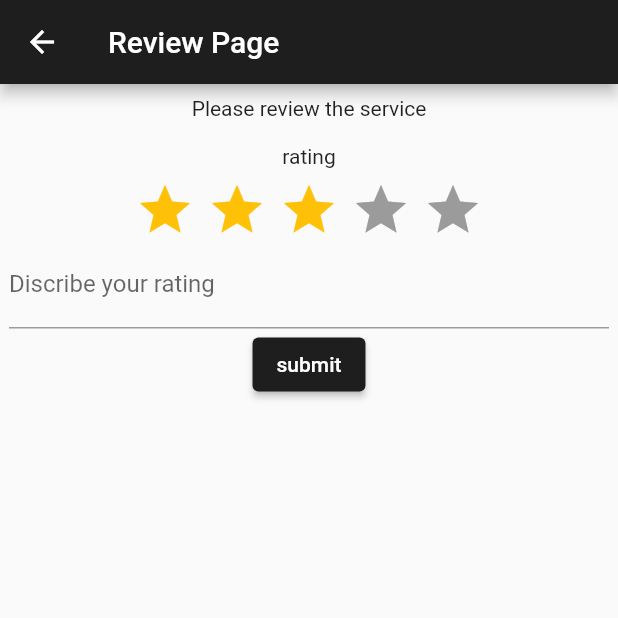
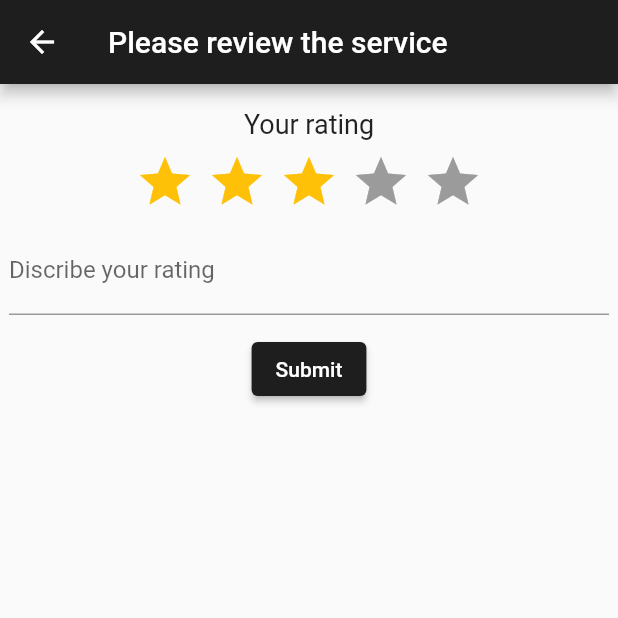
Before and after one commit to MKCHW-Tools/City_Model, a Flutter app: the ReviewPage screen opened directly with empty values, on a phone screen of 412 x 824 dp, the top half of it. Run offline on Flutter 3.47's test engine with Material 2 defaults, Android fonts, the phone set to English and light mode, and no system bars; drawn by our look-alikes of flutter_rating_bar; our stand-ins replace cloud_firestore, firebase_analytics, firebase_auth, firebase_core, firebase_storage; missing offline and left inert: dart:html; accounts and stored records are empty; network calls fail.

Commit message:
update review pages

```diff
--- a/lib/review.dart
+++ b/lib/review.dart
@@ -24,18 +24,20 @@ class _ReviewPageState extends State<ReviewPage>{
 
   Widget build(BuildContext context){
     return Scaffold(
-      appBar: AppBar(title: Text('Review Page')),
+      appBar: AppBar(title: Text('Please review the service')),
       body:
       Center(child:Container(width: 400,child: Column(
         children: [
-        Container(padding: EdgeInsets.all(8), child: Text('Please review the service')),
         Expanded(child: FutureBuilder<DocumentSnapshot>(
           future: FirebaseFirestore.instance.collection('appointments').doc(widget.appointmentId).get(),
           builder: (context, snapshot) {
             if (snapshot.hasData){
-              final  document = snapshot.data!.data();
+              final document = snapshot.data!.data();
               return Column(children: [
-                Container(padding: EdgeInsets.all(8),child: Text('rating')),
+                Container(
+                    padding: EdgeInsets.fromLTRB(8, 16, 8, 8),
+                    child: Text('Your rating', style: TextStyle(fontSize: 18))
+                ),
                 RatingBar.builder(
                 initialRating: 3,
                 minRating: 1,
@@ -51,7 +53,9 @@ class _ReviewPageState extends State<ReviewPage>{
                 rate = rating;
                 },
                   ),
-              TextField(
+              Container(
+                margin: EdgeInsets.only(top: 10, bottom: 12),
+                child: TextField(
                     decoration: InputDecoration(labelText: 'Discribe your rating'),
                     keyboardType: TextInputType.multiline,
                       minLines: 1,
@@ -59,6 +63,7 @@ class _ReviewPageState extends State<ReviewPage>{
                       onChanged: (value) {
                         description = value;
                       },
+                ),
               ),
               ElevatedButton(onPressed: ()async{
                 var document;
@@ -72,7 +77,7 @@ class _ReviewPageState extends State<ReviewPage>{
                 print('upload completed');
                 await FirebaseAnalytics.instance.logSelectContent(contentType: 'menu', itemId: document.id);
                 _ratingNotification();
-              }, child: Text('submit'))
+              }, child: Text('Submit'))
 
 
               ],);
@@ -97,8 +102,9 @@ class _ReviewPageState extends State<ReviewPage>{
         TextButton(
           onPressed: () {
             Navigator.of(context).pop();
+            Navigator.of(context).pop();
           },
-          child: const Text("close"),
+          child: const Text("Close"),
         )
       ],
     ),
--- a/lib/signup.dart
+++ b/lib/signup.dart
@@ -72,7 +72,8 @@ class _SignupPageState extends State<SignupPage> {
         actions: [
           TextButton(
             onPressed: () {
-              Navigator.of(context).pop();
+              // Navigator.of(context).pop();
+              Navigator.popUntil(context, (Route<dynamic> predicate) => predicate.isFirst);
             },
             child: const Text("Close"),
           )
```
Also changed, not shown: lib/menu.dart (+10 -9 lines). Lines whose indentation alone changed are shown as unchanged.
